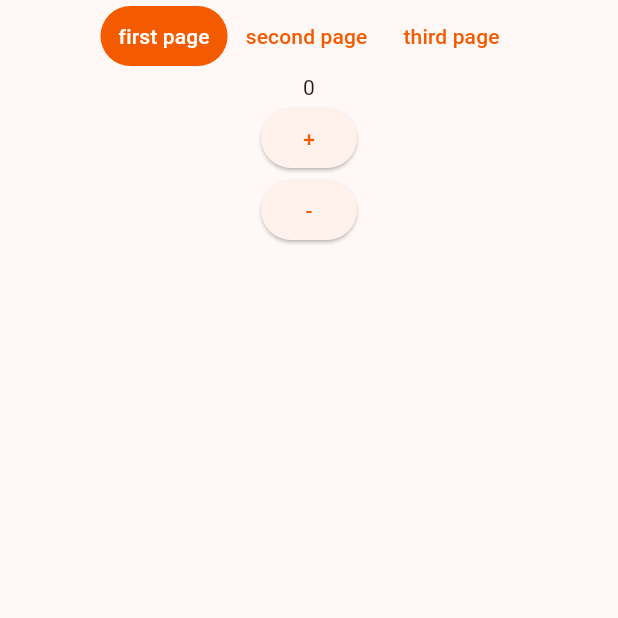
After one commit to bassalah/receipeapp_bybasma1, a Flutter app: the PageViewPage screen opened directly, scrolled down 576 dp, after a tap on "first page", on a phone screen of 412 x 824 dp, the top half of it. The commit adds this screen. Run offline on Flutter 3.47's test engine with Material 3 defaults, Android fonts, the light colour scheme and no system bars; our stand-ins replace bloc, carousel_slider, dots_indicator, email_validator, flutter_bloc, get_it and 1 more; accounts and stored records are empty; Roboto replaces fonts that are missing (Hellix); statements that could not run were skipped.

Commit message:
recipe with bloc and page viewer without any error

```diff
--- /dev/null
+++ b/lib/counter_cubit.dart
@@ -0,0 +1,10 @@
+import 'package:bloc/bloc.dart';
+
+part 'counter_state.dart';
+
+class CounterCubit extends Cubit<CounterState> {
+  CounterCubit() : super(CounterState(0));
+
+  void increment() => emit(CounterState(state.counterValue + 1));
+  void decrement() => emit(CounterState(state.counterValue - 1));
+}
--- /dev/null
+++ b/lib/counter_state.dart
@@ -0,0 +1,8 @@
+
+
+part of 'counter_cubit.dart';
+
+class CounterState {
+ final int counterValue;
+ CounterState(this.counterValue);
+}
--- /dev/null
+++ b/lib/screens/page viewer.dart
@@ -0,0 +1,119 @@
+import 'package:flutter/material.dart';
+import 'package:flutter/rendering.dart';
+import 'package:flutter_bloc/flutter_bloc.dart';
+import 'package:receipeapp_bybasma/counter_cubit.dart';
+
+import '../utiles/colors.dart';
+
+class PageViewPage extends StatefulWidget {
+  const PageViewPage({super.key});
+
+  @override
+  State<PageViewPage> createState() => _PageViewPageState();
+}
+
+class _PageViewPageState extends State<PageViewPage> {
+  late PageController pageController;
+  bool showBtns = false;
+
+  @override
+  void initState() {
+    pageController = PageController(initialPage: 0);
+    initListener();
+    showBtnsFunc();
+    super.initState();
+  }
+
+  void initListener() async {
+    await Future.delayed(const Duration(milliseconds: 100));
+    pageController.addListener(() {
+      setState(() {});
+    });
+  }
+
+  void showBtnsFunc() async {
+    await Future.delayed(const Duration(milliseconds: 120));
+    showBtns = true;
+    setState(() {});
+  }
+
+  ButtonStyle? buttonStyle(int index) {
+    return (index == pageController.page?.toInt())
+        ? TextButton.styleFrom(
+        foregroundColor: Colors.white,
+        backgroundColor: Color(ColorsConst.mainColor))
+        : null;
+  }
+
+  void onTapOnBtn(int index) async {
+    await pageController.animateToPage(index,
+        duration: const Duration(milliseconds: 200),
+        curve: Curves.fastOutSlowIn);
+
+    setState(() {});
+  }
+
+  @override
+  Widget build(BuildContext context) {
+    return Scaffold(
+      body: SafeArea(
+        child: Column(
+          children: [
+            if (showBtns)
+              Row(
+                mainAxisAlignment: MainAxisAlignment.center,
+                children: [
+                  TextButton(
+                      style: buttonStyle(0),
+                      onPressed: () => onTapOnBtn(0),
+                      child: Text('first page')),
+                  TextButton(
+                      style: buttonStyle(1),
+                      onPressed: () => onTapOnBtn(1),
+                      child: Text('second page')),
+                  TextButton(
+                      style: buttonStyle(2),
+                      onPressed: () => onTapOnBtn(2),
+                      child: Text('third page')),
+                ],
+              ),
+            Expanded(
+              child: PageView(
+                scrollDirection: Axis.vertical,
+                // physics: const NeverScrollableScrollPhysics(),
+                controller: pageController,
+                children: [
+                  BlocConsumer<CounterCubit, CounterState>(
+                      builder: (context, state) {
+                        return Column(
+                          children: [
+                            Text(state.counterValue.toString()),
+                            ElevatedButton(
+                                onPressed: () =>
+                                    BlocProvider.of<CounterCubit>(context)
+                                        .increment(),
+                                child: Text('+')),
+                            ElevatedButton(
+                                onPressed: () =>
+                                    BlocProvider.of<CounterCubit>(context)
+                                        .decrement(),
+                                child: Text('-'))
+                          ],
+                        );
+                      },
+                      listener: (_, __) {}),
+                  Container(
+                    color: Colors.green,
+                  ),
+                  Container(
+                    color: Colors.yellow,
+                  )
+                ],
+              ),
+            ),
+          ],
+        ),
+      ),
+    );
+  }
+}
--- a/lib/screens/receipeHome.dart
+++ b/lib/screens/receipeHome.dart
@@ -17,9 +17,7 @@ class recepeHome extends StatelessWidget {
            Row(
              children: [
                TextFormField(
-                 keyboardType: TextInputType.search,
-
-                 decoration: const InputDecoration(
+                   decoration: const InputDecoration(
                 hintText: ('search'),
                  )),
                IconButton(onPressed: (){}, icon: Icon(Icons.search)),
--- /dev/null
+++ b/lib/widgets/navigation utilities.dart
@@ -0,0 +1,12 @@
+import 'package:flutter/cupertino.dart';
+import 'package:flutter/material.dart';
+
+
+
+abstract class NavigationUtils {
+  static push({
+    required BuildContext context,
+    required Widget page}) {
+    Navigator.push(context, MaterialPageRoute(builder: (_) => page));
+  }
+}
--- a/lib/widgets/section_header.dart
+++ b/lib/widgets/section_header.dart
@@ -1,4 +1,6 @@
 import 'package:flutter/material.dart';
+
+import '../utiles/colors.dart';
 
 class SectionHeader extends StatelessWidget {
   final String sectionName;
@@ -8,7 +10,7 @@ class SectionHeader extends StatelessWidget {
   Widget build(BuildContext context) {
     return Padding(
       padding:
-      EdgeInsets.symmetric(horizontal: Numbers.appHorizontalPadding),
+     EdgeInsets.all(20),
       child: Row(
         mainAxisAlignment: MainAxisAlignment.spaceBetween,
         children: [
--- a/pubspec.yaml
+++ b/pubspec.yaml
@@ -35,6 +35,8 @@ dependencies:
   carousel_slider: ^4.2.1
   dots_indicator: ^2.1.1
   get_it: ^7.2.0
+  flut_grouped_buttons: ^0.0.7
+  flutter_bloc: ^8.1.3
   # The following adds the Cupertino Icons font to your application.
   # Use with the CupertinoIcons class for iOS style icons.
   cupertino_icons: ^1.0.2
```
Also changed, not shown: basma try/log.dart (+5 -29 lines), lib/main.dart (+20 -1 lines), pubspec.lock, 1 other file.
